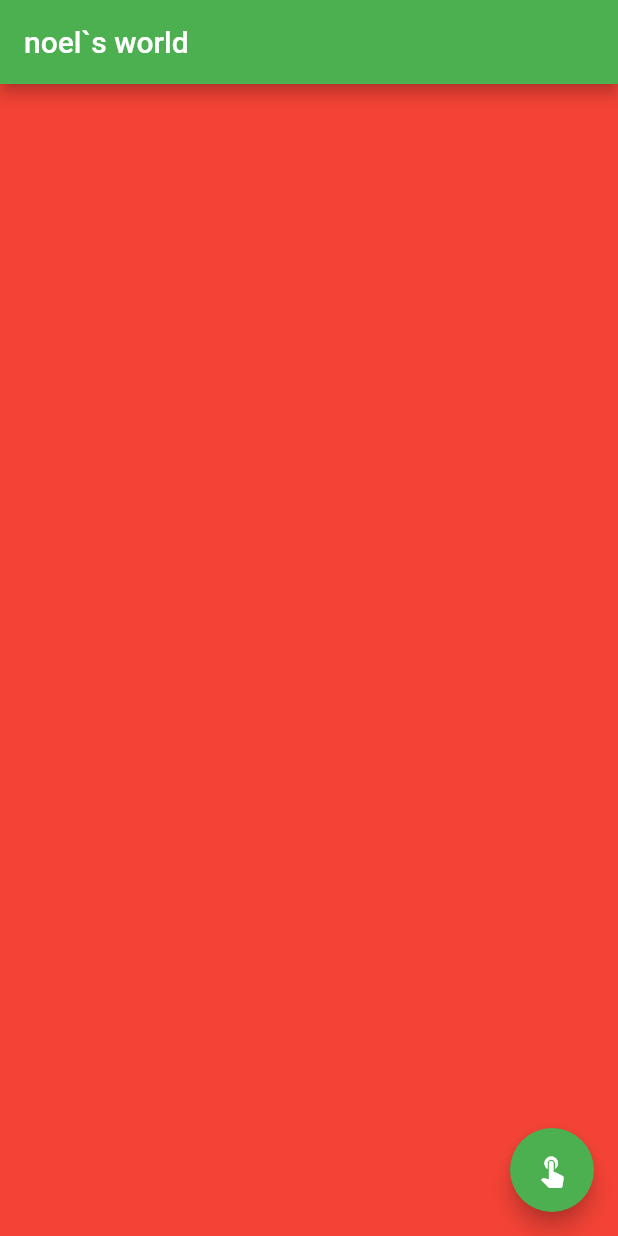
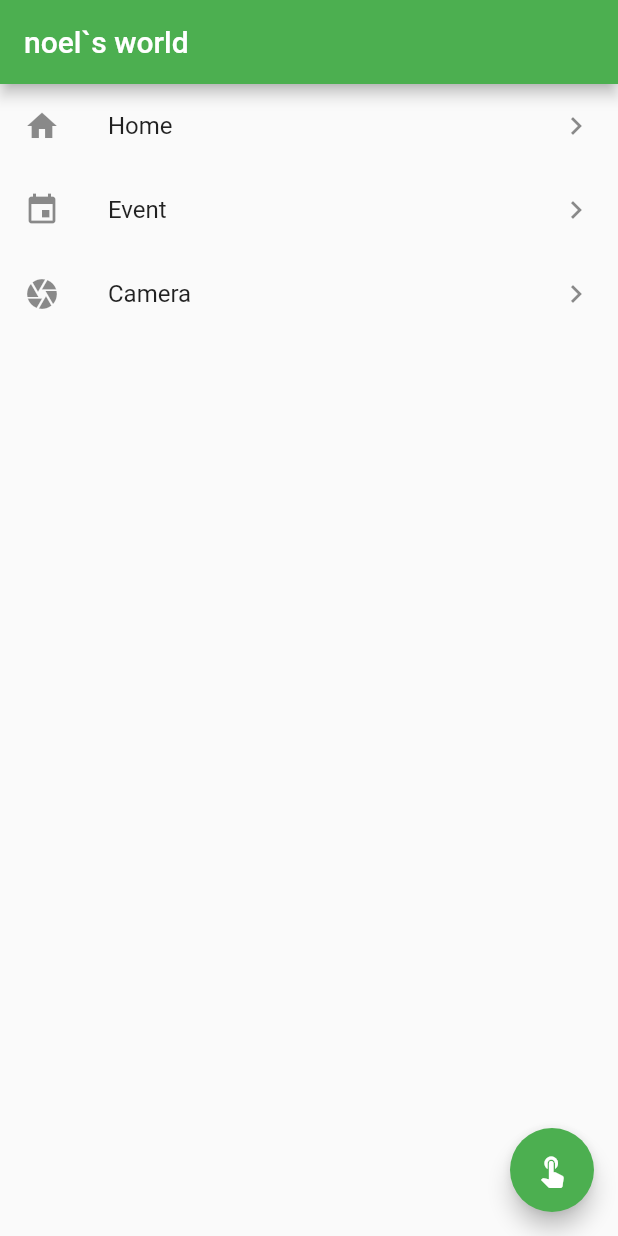
Before and after one commit to oinochoe/first_flutter, a Flutter app: the screen it shows after launch, on a phone screen of 412 x 824 dp. Run offline on Flutter 3.47's test engine with Material 2 defaults, Android fonts, the phone set to English and light mode, and no system bars.

Commit message:
list view와 page view 동시에

```diff
--- a/lib/main.dart
+++ b/lib/main.dart
@@ -37,9 +37,25 @@ class _MyHomePageState extends State<MyHomePage> {
         title: Text(_text + '`s world'),
       ),
       body: PageView(children: <Widget>[
-        Container(
-          color: Colors.red,
-        ),
+        ListView(scrollDirection: Axis.vertical, children: <Widget>[
+          ListTile(
+            leading: Icon(Icons.home),
+            title: Text('Home'),
+            trailing: Icon(Icons.navigate_next),
+            onTap: () {},
+          ),
+          ListTile(
+            leading: Icon(Icons.event),
+            title: Text('Event'),
+            trailing: Icon(Icons.navigate_next),
+            onTap: () {},
+          ),
+          ListTile(
+              leading: Icon(Icons.camera),
+              title: Text('Camera'),
+              trailing: Icon(Icons.navigate_next),
+              onTap: () {})
+        ]),
         Container(
           color: Colors.green,
         ),
```
